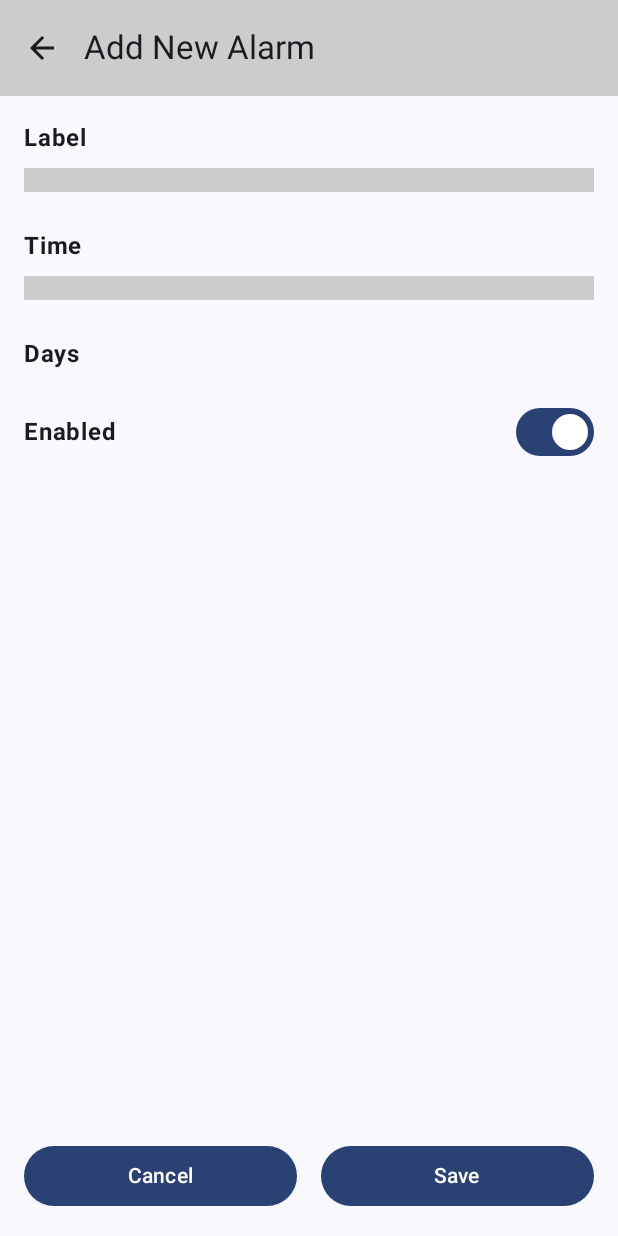
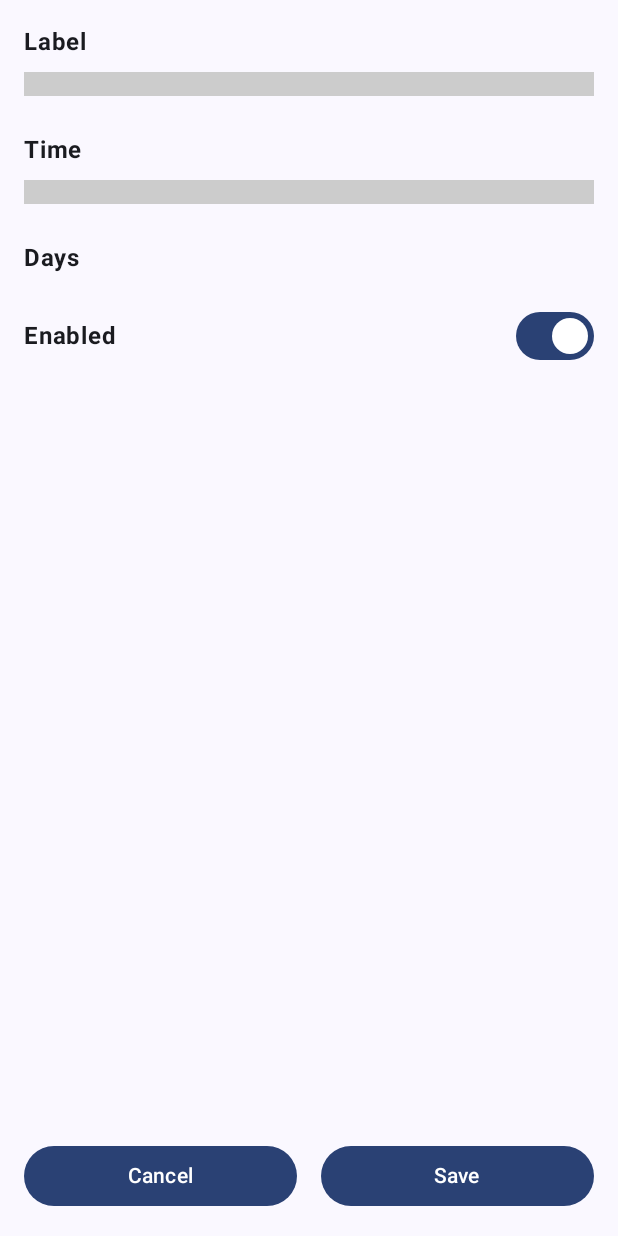
Before and after one commit to phamanhtuan-coder/CNPM_NhomAnhTuan_AlarmClockApp, an Android app built with Jetpack Compose: the composable AlarmDetailsScreen shown on its own in the app's theme, on a phone screen of 412 x 824 dp. Run offline under Robolectric (Android 15) with nearby library versions, the phone set to English and light mode, and no system bars.

Commit message:
update: Xoa top app bar detail

```diff
--- a/app/src/main/java/com/example/cnpm_nhomanhtuan_alarmclockapp/AlarmDetailScreen.kt
+++ b/app/src/main/java/com/example/cnpm_nhomanhtuan_alarmclockapp/AlarmDetailScreen.kt
@@ -24,17 +24,7 @@ fun AlarmDetailsScreen(
 
 
     Scaffold(
-        topBar = {
-            TopAppBar(
-                title = { Text(text = if (id < 0) "Add New Alarm" else "Edit Alarm") },
-                colors = TopAppBarDefaults.topAppBarColors(containerColor = Color.LightGray),
-                navigationIcon = {
-                    IconButton(onClick = { navController.popBackStack() }) {
-                        Icon(Icons.AutoMirrored.Filled.ArrowBack, contentDescription = "Back")
-                    }
-                }
-            )
-        },
+
         content = { innerPadding ->
             Column(
                 modifier = Modifier
```
